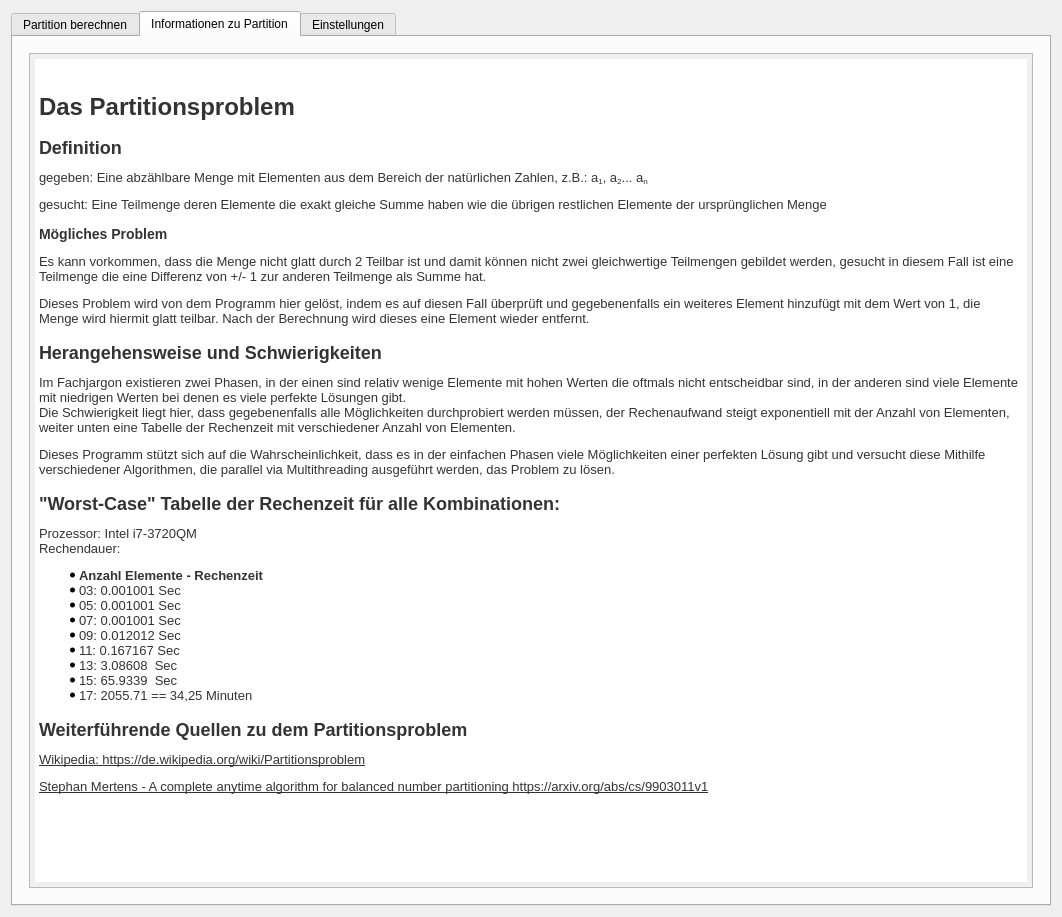
Above: GUI/mainwindow.ui from Makozer/NpPartitionManager before the change. Below: the same form after it.
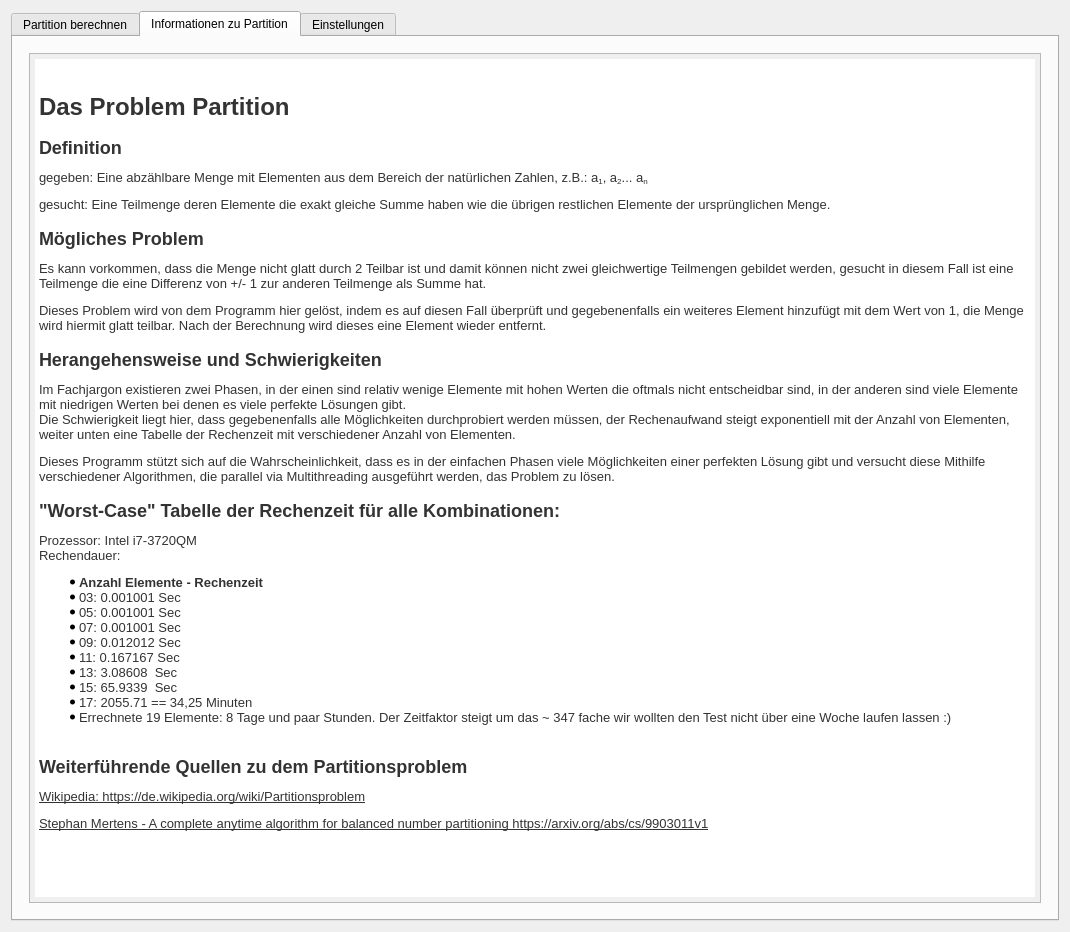
That is the form after the change. The open tabs and pages were chosen to show the change. Custom widgets are drawn as their Qt base class.

What changed in the file:
```diff
--- a/GUI/mainwindow.ui
+++ b/GUI/mainwindow.ui
@@ -6,8 +6,8 @@
    <rect>
     <x>0</x>
     <y>0</y>
-    <width>1062</width>
-    <height>917</height>
+    <width>1070</width>
+    <height>932</height>
    </rect>
   </property>
   <property name="windowTitle">
@@ -448,31 +448,32 @@
 p, li { white-space: pre-wrap; }
 &lt;/style&gt;&lt;/head&gt;&lt;body style=&quot; font-family:'MS Shell Dlg 2'; font-size:10pt; font-weight:400; font-style:normal;&quot;&gt;
 &lt;p style=&quot; margin-top:0px; margin-bottom:0px; margin-left:0px; margin-right:0px; -qt-block-indent:0; text-indent:0px;&quot;&gt;		&lt;/p&gt;
-&lt;p style=&quot; margin-top:0px; margin-bottom:0px; margin-left:0px; margin-right:0px; -qt-block-indent:0; text-indent:0px;&quot;&gt;&lt;span style=&quot; font-family:'Verdana,sans-sarif'; color:#333333;&quot;&gt;		&lt;/span&gt;&lt;/p&gt;
-&lt;p style=&quot; margin-top:0px; margin-bottom:12px; margin-left:0px; margin-right:0px; -qt-block-indent:0; text-indent:0px;&quot;&gt;&lt;span style=&quot; font-family:'Verdana,sans-sarif'; font-size:xx-large; font-weight:600; color:#333333;&quot;&gt;Das Partitionsproblem&lt;/span&gt;&lt;span style=&quot; font-family:'Verdana,sans-sarif'; color:#333333;&quot;&gt;		&lt;/span&gt;&lt;/p&gt;
-&lt;p style=&quot; margin-top:16px; margin-bottom:12px; margin-left:0px; margin-right:0px; -qt-block-indent:0; text-indent:0px;&quot;&gt;&lt;span style=&quot; font-family:'Verdana,sans-sarif'; font-size:x-large; font-weight:600; color:#333333;&quot;&gt;Definition&lt;/span&gt;&lt;span style=&quot; font-family:'Verdana,sans-sarif'; color:#333333;&quot;&gt;		&lt;/span&gt;&lt;/p&gt;
-&lt;p style=&quot; margin-top:12px; margin-bottom:12px; margin-left:0px; margin-right:0px; -qt-block-indent:0; text-indent:0px;&quot;&gt;&lt;span style=&quot; font-family:'Verdana,sans-sarif'; font-size:13px; color:#333333;&quot;&gt;gegeben: Eine abzählbare Menge mit Elementen aus dem Bereich der natürlichen Zahlen, z.B.: a&lt;/span&gt;&lt;span style=&quot; font-family:'Verdana,sans-sarif'; font-size:13px; color:#333333; vertical-align:sub;&quot;&gt;1&lt;/span&gt;&lt;span style=&quot; font-family:'Verdana,sans-sarif'; font-size:13px; color:#333333;&quot;&gt;, a&lt;/span&gt;&lt;span style=&quot; font-family:'Verdana,sans-sarif'; font-size:13px; color:#333333; vertical-align:sub;&quot;&gt;2&lt;/span&gt;&lt;span style=&quot; font-family:'Verdana,sans-sarif'; font-size:13px; color:#333333;&quot;&gt;... a&lt;/span&gt;&lt;span style=&quot; font-family:'Verdana,sans-sarif'; font-size:13px; color:#333333; vertical-align:sub;&quot;&gt;n&lt;/span&gt;&lt;span style=&quot; font-family:'Verdana,sans-sarif'; color:#333333;&quot;&gt;		&lt;/span&gt;&lt;/p&gt;
-&lt;p style=&quot; margin-top:12px; margin-bottom:12px; margin-left:0px; margin-right:0px; -qt-block-indent:0; text-indent:0px;&quot;&gt;&lt;span style=&quot; font-family:'Verdana,sans-sarif'; font-size:13px; color:#333333;&quot;&gt;gesucht: Eine Teilmenge deren Elemente die exakt gleiche Summe haben wie die übrigen restlichen Elemente der ursprünglichen Menge&lt;/span&gt;&lt;span style=&quot; font-family:'Verdana,sans-sarif'; color:#333333;&quot;&gt;		&lt;/span&gt;&lt;/p&gt;
-&lt;p style=&quot; margin-top:14px; margin-bottom:12px; margin-left:0px; margin-right:0px; -qt-block-indent:0; text-indent:0px;&quot;&gt;&lt;span style=&quot; font-family:'Verdana,sans-sarif'; font-size:large; font-weight:600; color:#333333;&quot;&gt;Mögliches Problem&lt;/span&gt;&lt;span style=&quot; font-family:'Verdana,sans-sarif'; color:#333333;&quot;&gt;		&lt;/span&gt;&lt;/p&gt;
-&lt;p style=&quot; margin-top:12px; margin-bottom:12px; margin-left:0px; margin-right:0px; -qt-block-indent:0; text-indent:0px;&quot;&gt;&lt;span style=&quot; font-family:'Verdana,sans-sarif'; font-size:13px; color:#333333;&quot;&gt;Es kann vorkommen, dass die Menge nicht glatt durch 2 Teilbar ist und damit können nicht zwei gleichwertige Teilmengen gebildet werden, gesucht in diesem Fall ist eine Teilmenge die eine Differenz von +/- 1 zur anderen Teilmenge als Summe hat.&lt;/span&gt;&lt;span style=&quot; font-family:'Verdana,sans-sarif'; color:#333333;&quot;&gt;				&lt;/span&gt;&lt;/p&gt;
-&lt;p style=&quot; margin-top:12px; margin-bottom:12px; margin-left:0px; margin-right:0px; -qt-block-indent:0; text-indent:0px;&quot;&gt;&lt;span style=&quot; font-family:'Verdana,sans-sarif'; font-size:13px; color:#333333;&quot;&gt;Dieses Problem wird von dem Programm hier gelöst, indem es auf diesen Fall überprüft und gegebenenfalls ein weiteres Element hinzufügt mit dem Wert von 1, die Menge wird hiermit glatt teilbar. Nach der Berechnung wird dieses eine Element wieder entfernt.&lt;/span&gt;&lt;span style=&quot; font-family:'Verdana,sans-sarif'; color:#333333;&quot;&gt;		&lt;/span&gt;&lt;/p&gt;
-&lt;p style=&quot; margin-top:16px; margin-bottom:12px; margin-left:0px; margin-right:0px; -qt-block-indent:0; text-indent:0px;&quot;&gt;&lt;span style=&quot; font-family:'Verdana,sans-sarif'; font-size:x-large; font-weight:600; color:#333333;&quot;&gt;Herangehensweise und Schwierigkeiten&lt;/span&gt;&lt;span style=&quot; font-family:'Verdana,sans-sarif'; color:#333333;&quot;&gt;		&lt;/span&gt;&lt;/p&gt;
-&lt;p style=&quot; margin-top:12px; margin-bottom:12px; margin-left:0px; margin-right:0px; -qt-block-indent:0; text-indent:0px;&quot;&gt;&lt;span style=&quot; font-family:'Verdana,sans-sarif'; font-size:13px; color:#333333;&quot;&gt;Im Fachjargon existieren zwei Phasen, in der einen sind relativ wenige Elemente mit hohen Werten die oftmals nicht entscheidbar sind, in der anderen sind viele Elemente mit niedrigen Werten bei denen es viele perfekte Lösungen gibt.		&lt;br /&gt;Die Schwierigkeit liegt hier, dass gegebenenfalls alle Möglichkeiten durchprobiert werden müssen, der Rechenaufwand steigt exponentiell mit der Anzahl von Elementen, weiter unten eine Tabelle der Rechenzeit mit verschiedener Anzahl von Elementen.&lt;/span&gt;&lt;span style=&quot; font-family:'Verdana,sans-sarif'; color:#333333;&quot;&gt;		&lt;/span&gt;&lt;/p&gt;
-&lt;p style=&quot; margin-top:12px; margin-bottom:12px; margin-left:0px; margin-right:0px; -qt-block-indent:0; text-indent:0px;&quot;&gt;&lt;span style=&quot; font-family:'Verdana,sans-sarif'; font-size:13px; color:#333333;&quot;&gt;Dieses Programm stützt sich auf die Wahrscheinlichkeit, dass es in der einfachen Phasen viele Möglichkeiten einer perfekten Lösung gibt und versucht diese Mithilfe verschiedener Algorithmen, die parallel via Multithreading ausgeführt werden, das Problem zu lösen.&lt;/span&gt;&lt;span style=&quot; font-family:'Verdana,sans-sarif'; color:#333333;&quot;&gt;		&lt;/span&gt;&lt;/p&gt;
-&lt;p style=&quot; margin-top:16px; margin-bottom:12px; margin-left:0px; margin-right:0px; -qt-block-indent:0; text-indent:0px;&quot;&gt;&lt;span style=&quot; font-family:'Verdana,sans-sarif'; font-size:x-large; font-weight:600; color:#333333;&quot;&gt;&amp;quot;Worst-Case&amp;quot; Tabelle der Rechenzeit für alle Kombinationen:&lt;/span&gt;&lt;span style=&quot; font-family:'Verdana,sans-sarif'; color:#333333;&quot;&gt;		&lt;/span&gt;&lt;/p&gt;
-&lt;p style=&quot; margin-top:12px; margin-bottom:12px; margin-left:0px; margin-right:0px; -qt-block-indent:0; text-indent:0px;&quot;&gt;&lt;span style=&quot; font-family:'Verdana,sans-sarif'; font-size:13px; color:#333333;&quot;&gt;Prozessor: Intel i7-3720QM &lt;br /&gt;Rechendauer:&lt;/span&gt;&lt;span style=&quot; font-family:'Verdana,sans-sarif'; color:#333333;&quot;&gt;		&lt;/span&gt;&lt;/p&gt;
-&lt;ul style=&quot;margin-top: 0px; margin-bottom: 0px; margin-left: 0px; margin-right: 0px; -qt-list-indent: 1;&quot;&gt;&lt;li style=&quot; font-family:'Verdana,sans-sarif'; color:#333333;&quot; style=&quot; margin-top:12px; margin-bottom:0px; margin-left:0px; margin-right:0px; -qt-block-indent:0; text-indent:0px;&quot;&gt;&lt;span style=&quot; font-weight:600;&quot;&gt;Anzahl Elemente - Rechenzeit&lt;/span&gt;		&lt;/li&gt;
-&lt;li style=&quot; font-family:'Verdana,sans-sarif'; color:#333333;&quot; style=&quot; margin-top:0px; margin-bottom:0px; margin-left:0px; margin-right:0px; -qt-block-indent:0; text-indent:0px;&quot;&gt;03: 0.001001 Sec		&lt;/li&gt;
-&lt;li style=&quot; font-family:'Verdana,sans-sarif'; color:#333333;&quot; style=&quot; margin-top:0px; margin-bottom:0px; margin-left:0px; margin-right:0px; -qt-block-indent:0; text-indent:0px;&quot;&gt;05: 0.001001 Sec 		&lt;/li&gt;
-&lt;li style=&quot; font-family:'Verdana,sans-sarif'; color:#333333;&quot; style=&quot; margin-top:0px; margin-bottom:0px; margin-left:0px; margin-right:0px; -qt-block-indent:0; text-indent:0px;&quot;&gt;07: 0.001001 Sec 		&lt;/li&gt;
-&lt;li style=&quot; font-family:'Verdana,sans-sarif'; color:#333333;&quot; style=&quot; margin-top:0px; margin-bottom:0px; margin-left:0px; margin-right:0px; -qt-block-indent:0; text-indent:0px;&quot;&gt;09: 0.012012 Sec 		&lt;/li&gt;
-&lt;li style=&quot; font-family:'Verdana,sans-sarif'; color:#333333;&quot; style=&quot; margin-top:0px; margin-bottom:0px; margin-left:0px; margin-right:0px; -qt-block-indent:0; text-indent:0px;&quot;&gt;11: 0.167167 Sec 		&lt;/li&gt;
-&lt;li style=&quot; font-family:'Verdana,sans-sarif'; color:#333333;&quot; style=&quot; margin-top:0px; margin-bottom:0px; margin-left:0px; margin-right:0px; -qt-block-indent:0; text-indent:0px;&quot;&gt;13: 3.08608  Sec 		&lt;/li&gt;
-&lt;li style=&quot; font-family:'Verdana,sans-sarif'; color:#333333;&quot; style=&quot; margin-top:0px; margin-bottom:0px; margin-left:0px; margin-right:0px; -qt-block-indent:0; text-indent:0px;&quot;&gt;15: 65.9339  Sec 		&lt;/li&gt;
-&lt;li style=&quot; font-family:'Verdana,sans-sarif'; color:#333333;&quot; style=&quot; margin-top:0px; margin-bottom:12px; margin-left:0px; margin-right:0px; -qt-block-indent:0; text-indent:0px;&quot;&gt;17: 2055.71 == 34,25 Minuten 				&lt;/li&gt;&lt;/ul&gt;
-&lt;p style=&quot; margin-top:16px; margin-bottom:12px; margin-left:0px; margin-right:0px; -qt-block-indent:0; text-indent:0px;&quot;&gt;&lt;span style=&quot; font-family:'Verdana,sans-sarif'; font-size:x-large; font-weight:600; color:#333333;&quot;&gt;Weiterführende Quellen zu dem Partitionsproblem&lt;/span&gt;&lt;span style=&quot; font-family:'Verdana,sans-sarif'; color:#333333;&quot;&gt;		&lt;/span&gt;&lt;/p&gt;
-&lt;p style=&quot; margin-top:12px; margin-bottom:12px; margin-left:0px; margin-right:0px; -qt-block-indent:0; text-indent:0px;&quot;&gt;&lt;a href=&quot;https://de.wikipedia.org/wiki/Partitionsproblem&quot;&gt;&lt;span style=&quot; font-family:'Verdana,sans-sarif'; font-size:13px; text-decoration: underline; color:#333333;&quot;&gt;Wikipedia: https://de.wikipedia.org/wiki/Partitionsproblem&lt;/span&gt;&lt;/a&gt;&lt;span style=&quot; font-family:'Verdana,sans-sarif'; color:#333333;&quot;&gt;		&lt;/span&gt;&lt;/p&gt;
-&lt;p style=&quot; margin-top:12px; margin-bottom:12px; margin-left:0px; margin-right:0px; -qt-block-indent:0; text-indent:0px;&quot;&gt;&lt;a href=&quot;https://arxiv.org/abs/cs/9903011v1&quot;&gt;&lt;span style=&quot; font-family:'Verdana,sans-sarif'; font-size:13px; text-decoration: underline; color:#333333;&quot;&gt;Stephan Mertens - A complete anytime algorithm for balanced number partitioning https://arxiv.org/abs/cs/9903011v1&lt;/span&gt;&lt;/a&gt;&lt;span style=&quot; font-family:'Verdana,sans-sarif'; color:#333333;&quot;&gt;		&lt;/span&gt;&lt;/p&gt;&lt;/body&gt;&lt;/html&gt;</string>
+&lt;p style=&quot; margin-top:0px; margin-bottom:0px; margin-left:0px; margin-right:0px; -qt-block-indent:0; text-indent:0px;&quot;&gt;&lt;span style=&quot; color:#333333;&quot;&gt;		&lt;/span&gt;&lt;/p&gt;
+&lt;p style=&quot; margin-top:0px; margin-bottom:12px; margin-left:0px; margin-right:0px; -qt-block-indent:0; text-indent:0px;&quot;&gt;&lt;span style=&quot; font-size:xx-large; font-weight:600; color:#333333;&quot;&gt;Das Problem Partition&lt;/span&gt;&lt;span style=&quot; color:#333333;&quot;&gt;		&lt;/span&gt;&lt;/p&gt;
+&lt;p style=&quot; margin-top:16px; margin-bottom:12px; margin-left:0px; margin-right:0px; -qt-block-indent:0; text-indent:0px;&quot;&gt;&lt;span style=&quot; font-size:x-large; font-weight:600; color:#333333;&quot;&gt;Definition&lt;/span&gt;&lt;span style=&quot; color:#333333;&quot;&gt;		&lt;/span&gt;&lt;/p&gt;
+&lt;p style=&quot; margin-top:12px; margin-bottom:12px; margin-left:0px; margin-right:0px; -qt-block-indent:0; text-indent:0px;&quot;&gt;&lt;span style=&quot; font-size:13px; color:#333333;&quot;&gt;gegeben: Eine abzählbare Menge mit Elementen aus dem Bereich der natürlichen Zahlen, z.B.: a&lt;/span&gt;&lt;span style=&quot; font-size:13px; color:#333333; vertical-align:sub;&quot;&gt;1&lt;/span&gt;&lt;span style=&quot; font-size:13px; color:#333333;&quot;&gt;, a&lt;/span&gt;&lt;span style=&quot; font-size:13px; color:#333333; vertical-align:sub;&quot;&gt;2&lt;/span&gt;&lt;span style=&quot; font-size:13px; color:#333333;&quot;&gt;... a&lt;/span&gt;&lt;span style=&quot; font-size:13px; color:#333333; vertical-align:sub;&quot;&gt;n&lt;/span&gt;&lt;span style=&quot; color:#333333;&quot;&gt;		&lt;/span&gt;&lt;/p&gt;
+&lt;p style=&quot; margin-top:12px; margin-bottom:12px; margin-left:0px; margin-right:0px; -qt-block-indent:0; text-indent:0px;&quot;&gt;&lt;span style=&quot; font-size:13px; color:#333333;&quot;&gt;gesucht: Eine Teilmenge deren Elemente die exakt gleiche Summe haben wie die übrigen restlichen Elemente der ursprünglichen Menge.&lt;/span&gt;&lt;span style=&quot; color:#333333;&quot;&gt;		&lt;/span&gt;&lt;/p&gt;
+&lt;p style=&quot; margin-top:16px; margin-bottom:12px; margin-left:0px; margin-right:0px; -qt-block-indent:0; text-indent:0px;&quot;&gt;&lt;span style=&quot; font-size:x-large; font-weight:600; color:#333333;&quot;&gt;Mögliches Problem&lt;/span&gt;&lt;span style=&quot; color:#333333;&quot;&gt;		&lt;/span&gt;&lt;/p&gt;
+&lt;p style=&quot; margin-top:12px; margin-bottom:12px; margin-left:0px; margin-right:0px; -qt-block-indent:0; text-indent:0px;&quot;&gt;&lt;span style=&quot; font-size:13px; color:#333333;&quot;&gt;Es kann vorkommen, dass die Menge nicht glatt durch 2 Teilbar ist und damit können nicht zwei gleichwertige Teilmengen gebildet werden, gesucht in diesem Fall ist eine Teilmenge die eine Differenz von +/- 1 zur anderen Teilmenge als Summe hat.&lt;/span&gt;&lt;span style=&quot; color:#333333;&quot;&gt;				&lt;/span&gt;&lt;/p&gt;
+&lt;p style=&quot; margin-top:12px; margin-bottom:12px; margin-left:0px; margin-right:0px; -qt-block-indent:0; text-indent:0px;&quot;&gt;&lt;span style=&quot; font-size:13px; color:#333333;&quot;&gt;Dieses Problem wird von dem Programm hier gelöst, indem es auf diesen Fall überprüft und gegebenenfalls ein weiteres Element hinzufügt mit dem Wert von 1, die Menge wird hiermit glatt teilbar. Nach der Berechnung wird dieses eine Element wieder entfernt.&lt;/span&gt;&lt;span style=&quot; color:#333333;&quot;&gt;		&lt;/span&gt;&lt;/p&gt;
+&lt;p style=&quot; margin-top:16px; margin-bottom:12px; margin-left:0px; margin-right:0px; -qt-block-indent:0; text-indent:0px;&quot;&gt;&lt;span style=&quot; font-size:x-large; font-weight:600; color:#333333;&quot;&gt;Herangehensweise und Schwierigkeiten&lt;/span&gt;&lt;span style=&quot; color:#333333;&quot;&gt;		&lt;/span&gt;&lt;/p&gt;
+&lt;p style=&quot; margin-top:12px; margin-bottom:12px; margin-left:0px; margin-right:0px; -qt-block-indent:0; text-indent:0px;&quot;&gt;&lt;span style=&quot; font-size:13px; color:#333333;&quot;&gt;Im Fachjargon existieren zwei Phasen, in der einen sind relativ wenige Elemente mit hohen Werten die oftmals nicht entscheidbar sind, in der anderen sind viele Elemente mit niedrigen Werten bei denen es viele perfekte Lösungen gibt.		&lt;br /&gt;Die Schwierigkeit liegt hier, dass gegebenenfalls alle Möglichkeiten durchprobiert werden müssen, der Rechenaufwand steigt exponentiell mit der Anzahl von Elementen, weiter unten eine Tabelle der Rechenzeit mit verschiedener Anzahl von Elementen.&lt;/span&gt;&lt;span style=&quot; color:#333333;&quot;&gt;		&lt;/span&gt;&lt;/p&gt;
+&lt;p style=&quot; margin-top:12px; margin-bottom:12px; margin-left:0px; margin-right:0px; -qt-block-indent:0; text-indent:0px;&quot;&gt;&lt;span style=&quot; font-size:13px; color:#333333;&quot;&gt;Dieses Programm stützt sich auf die Wahrscheinlichkeit, dass es in der einfachen Phasen viele Möglichkeiten einer perfekten Lösung gibt und versucht diese Mithilfe verschiedener Algorithmen, die parallel via Multithreading ausgeführt werden, das Problem zu lösen.&lt;/span&gt;&lt;span style=&quot; color:#333333;&quot;&gt;		&lt;/span&gt;&lt;/p&gt;
+&lt;p style=&quot; margin-top:16px; margin-bottom:12px; margin-left:0px; margin-right:0px; -qt-block-indent:0; text-indent:0px;&quot;&gt;&lt;span style=&quot; font-size:x-large; font-weight:600; color:#333333;&quot;&gt;&amp;quot;Worst-Case&amp;quot; Tabelle der Rechenzeit für alle Kombinationen:&lt;/span&gt;&lt;span style=&quot; color:#333333;&quot;&gt;		&lt;/span&gt;&lt;/p&gt;
+&lt;p style=&quot; margin-top:12px; margin-bottom:12px; margin-left:0px; margin-right:0px; -qt-block-indent:0; text-indent:0px;&quot;&gt;&lt;span style=&quot; font-size:13px; color:#333333;&quot;&gt;Prozessor: Intel i7-3720QM &lt;br /&gt;Rechendauer:&lt;/span&gt;&lt;span style=&quot; color:#333333;&quot;&gt;		&lt;/span&gt;&lt;/p&gt;
+&lt;ul style=&quot;margin-top: 0px; margin-bottom: 0px; margin-left: 0px; margin-right: 0px; -qt-list-indent: 1;&quot;&gt;&lt;li style=&quot; color:#333333;&quot; style=&quot; margin-top:12px; margin-bottom:0px; margin-left:0px; margin-right:0px; -qt-block-indent:0; text-indent:0px;&quot;&gt;&lt;span style=&quot; font-weight:600;&quot;&gt;Anzahl Elemente - Rechenzeit&lt;/span&gt;		&lt;/li&gt;
+&lt;li style=&quot; color:#333333;&quot; style=&quot; margin-top:0px; margin-bottom:0px; margin-left:0px; margin-right:0px; -qt-block-indent:0; text-indent:0px;&quot;&gt;03: 0.001001 Sec		&lt;/li&gt;
+&lt;li style=&quot; color:#333333;&quot; style=&quot; margin-top:0px; margin-bottom:0px; margin-left:0px; margin-right:0px; -qt-block-indent:0; text-indent:0px;&quot;&gt;05: 0.001001 Sec 		&lt;/li&gt;
+&lt;li style=&quot; color:#333333;&quot; style=&quot; margin-top:0px; margin-bottom:0px; margin-left:0px; margin-right:0px; -qt-block-indent:0; text-indent:0px;&quot;&gt;07: 0.001001 Sec 		&lt;/li&gt;
+&lt;li style=&quot; color:#333333;&quot; style=&quot; margin-top:0px; margin-bottom:0px; margin-left:0px; margin-right:0px; -qt-block-indent:0; text-indent:0px;&quot;&gt;09: 0.012012 Sec 		&lt;/li&gt;
+&lt;li style=&quot; color:#333333;&quot; style=&quot; margin-top:0px; margin-bottom:0px; margin-left:0px; margin-right:0px; -qt-block-indent:0; text-indent:0px;&quot;&gt;11: 0.167167 Sec 		&lt;/li&gt;
+&lt;li style=&quot; color:#333333;&quot; style=&quot; margin-top:0px; margin-bottom:0px; margin-left:0px; margin-right:0px; -qt-block-indent:0; text-indent:0px;&quot;&gt;13: 3.08608  Sec 		&lt;/li&gt;
+&lt;li style=&quot; color:#333333;&quot; style=&quot; margin-top:0px; margin-bottom:0px; margin-left:0px; margin-right:0px; -qt-block-indent:0; text-indent:0px;&quot;&gt;15: 65.9339  Sec 		&lt;/li&gt;
+&lt;li style=&quot; color:#333333;&quot; style=&quot; margin-top:0px; margin-bottom:0px; margin-left:0px; margin-right:0px; -qt-block-indent:0; text-indent:0px;&quot;&gt;17: 2055.71 == 34,25 Minuten 		&lt;/li&gt;
+&lt;li style=&quot; color:#333333;&quot; style=&quot; margin-top:0px; margin-bottom:12px; margin-left:0px; margin-right:0px; -qt-block-indent:0; text-indent:0px;&quot;&gt;Errechnete 19 Elemente: 8 Tage und paar Stunden. Der Zeitfaktor steigt um das ~ 347 fache wir wollten den Test nicht über eine Woche laufen lassen :) 				&lt;/li&gt;&lt;/ul&gt;
+&lt;p style=&quot; margin-top:16px; margin-bottom:12px; margin-left:0px; margin-right:0px; -qt-block-indent:0; text-indent:0px;&quot;&gt;&lt;span style=&quot; font-size:x-large; font-weight:600; color:#333333;&quot;&gt;Weiterführende Quellen zu dem Partitionsproblem&lt;/span&gt;&lt;span style=&quot; color:#333333;&quot;&gt;		&lt;/span&gt;&lt;/p&gt;
+&lt;p style=&quot; margin-top:12px; margin-bottom:12px; margin-left:0px; margin-right:0px; -qt-block-indent:0; text-indent:0px;&quot;&gt;&lt;a href=&quot;https://de.wikipedia.org/wiki/Partitionsproblem&quot;&gt;&lt;span style=&quot; font-size:13px; text-decoration: underline; color:#333333;&quot;&gt;Wikipedia: https://de.wikipedia.org/wiki/Partitionsproblem&lt;/span&gt;&lt;/a&gt;&lt;span style=&quot; color:#333333;&quot;&gt;		&lt;/span&gt;&lt;/p&gt;
+&lt;p style=&quot; margin-top:12px; margin-bottom:12px; margin-left:0px; margin-right:0px; -qt-block-indent:0; text-indent:0px;&quot;&gt;&lt;a href=&quot;https://arxiv.org/abs/cs/9903011v1&quot;&gt;&lt;span style=&quot; font-size:13px; text-decoration: underline; color:#333333;&quot;&gt;Stephan Mertens - A complete anytime algorithm for balanced number partitioning https://arxiv.org/abs/cs/9903011v1&lt;/span&gt;&lt;/a&gt;&lt;span style=&quot; color:#333333;&quot;&gt;	&lt;/span&gt;&lt;/p&gt;&lt;/body&gt;&lt;/html&gt;</string>
           </property>
          </widget>
         </item>
```
